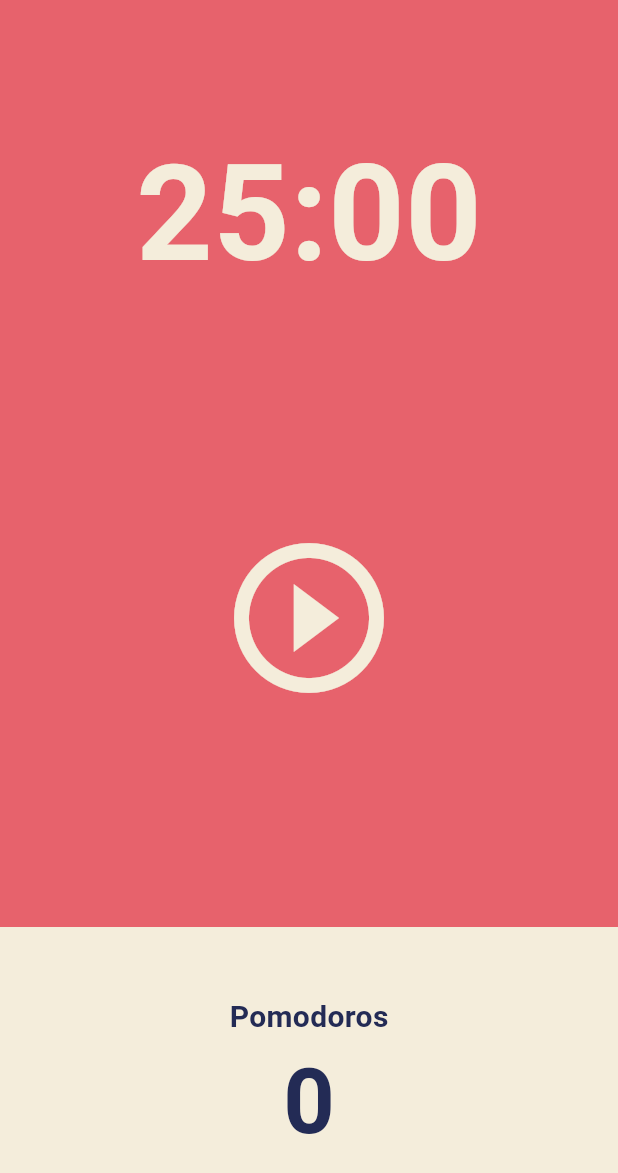
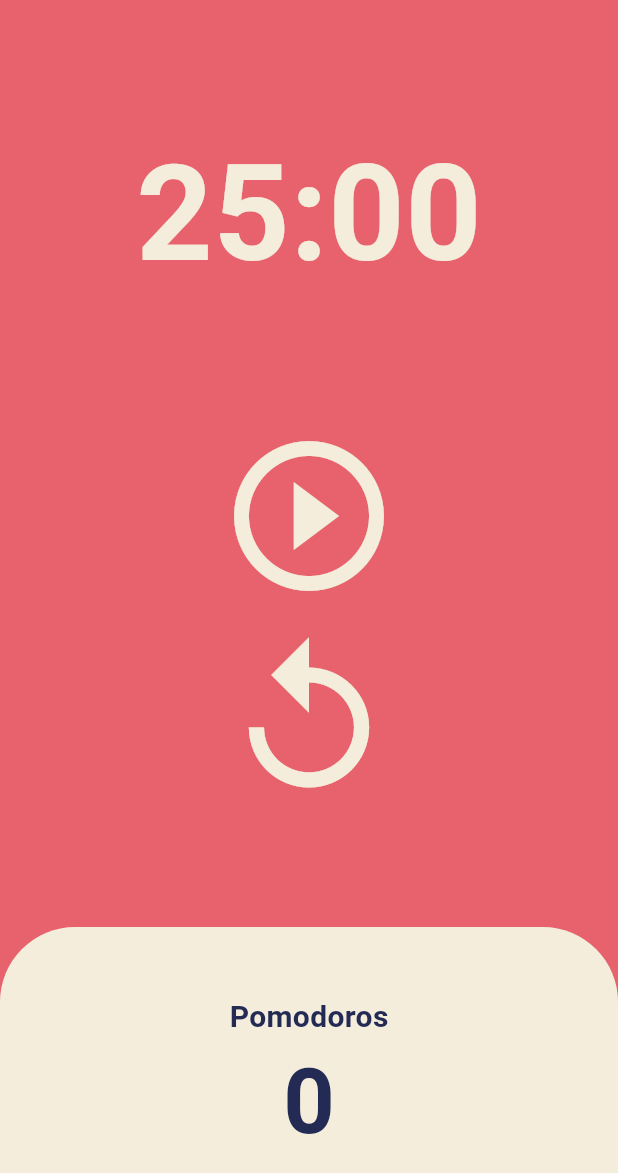
Before and after one commit to hyeonlee717/pomodoroapp, a Flutter app: the screen it shows after launch, on a phone screen of 412 x 824 dp. Shown: the top 1173 px of the screen. Run offline on Flutter 3.47's test engine with Material 3 defaults, Android fonts, the light colour scheme and no system bars.

Commit message:
lesson_5_4

```diff
--- a/lib/screens/home_screen.dart
+++ b/lib/screens/home_screen.dart
@@ -1,4 +1,5 @@
 import 'package:flutter/material.dart';
+import 'dart:async';
 
 class HomeScreen extends StatefulWidget {
   const HomeScreen({super.key});
@@ -8,6 +9,57 @@
 }
 
 class _HomeScreenState extends State<HomeScreen> {
+  static const twentyFiveMinutes = 1500;
+  int totalSeconds = twentyFiveMinutes;
+  bool isRunning = false;
+  int totalPomodoros = 0;
+  late Timer timer;
+
+  void onTick(Timer timer) {
+    if (totalSeconds == 0) {
+      setState(() {
+        totalPomodoros++; // totalPomodoros = totalPomodoros + 1
+        totalSeconds = twentyFiveMinutes;
+        isRunning = false;
+      });
+      timer.cancel();
+    } else {
+      setState(() {
+        totalSeconds--; // totalSeconds = totalSeconds - 1
+      });
+    }
+  }
+
+  void onStartPressed() {
+    timer = Timer.periodic(
+      const Duration(seconds: 1),
+      onTick,
+    );
+    setState(() {
+      isRunning = true;
+    });
+  }
+
+  void onPausePressed() {
+    timer.cancel();
+    setState(() {
+      isRunning = false;
+    });
+  }
+
+  void onResetPressed() {
+    timer.cancel();
+    setState(() {
+      totalSeconds = twentyFiveMinutes;
+      isRunning = false;
+    });
+  }
+
+  String format(int seconds) {
+    var duration = Duration(seconds: seconds); //
+    return duration.toString().split('.').first.substring(2, 7); //
+  }
+
   @override
   Widget build(BuildContext context) {
     return Scaffold(
@@ -19,7 +71,7 @@
             child: Container(
               alignment: Alignment.bottomCenter,
               child: Text(
-                '25:00',
+                format(totalSeconds),
                 style: TextStyle(
                   color: Theme.of(context).cardColor,
                   fontSize: 89,
@@ -31,11 +83,24 @@
           Flexible(
             flex: 2,
             child: Center(
-              child: IconButton(
-                iconSize: 120,
-                color: Theme.of(context).cardColor,
-                onPressed: () {},
-                icon: const Icon(Icons.play_circle_outline),
+              child: Column(
+                mainAxisAlignment: MainAxisAlignment.center,
+                children: [
+                  IconButton(
+                    iconSize: 120,
+                    color: Theme.of(context).cardColor,
+                    onPressed: isRunning ? onPausePressed : onStartPressed,
+                    icon: isRunning
+                        ? const Icon(Icons.pause_circle_outline)
+                        : const Icon(Icons.play_circle_outline),
+                  ),
+                  IconButton(
+                    iconSize: 120,
+                    color: Theme.of(context).cardColor,
+                    onPressed: onResetPressed,
+                    icon: const Icon(Icons.replay_outlined),
+                  ),
+                ],
               ),
             ),
           ),
@@ -47,6 +112,10 @@
                   child: Container(
                     decoration: BoxDecoration(
                       color: Theme.of(context).cardColor,
+                      borderRadius: const BorderRadius.only(
+                        topRight: Radius.circular(50),
+                        topLeft: Radius.circular(50),
+                      ),
                     ),
                     child: Column(
                       mainAxisAlignment: MainAxisAlignment.center,
@@ -61,7 +130,7 @@
                           ),
                         ),
                         Text(
-                          '0',
+                          '$totalPomodoros',
                           style: TextStyle(
                             fontSize: 60,
                             color:
```
